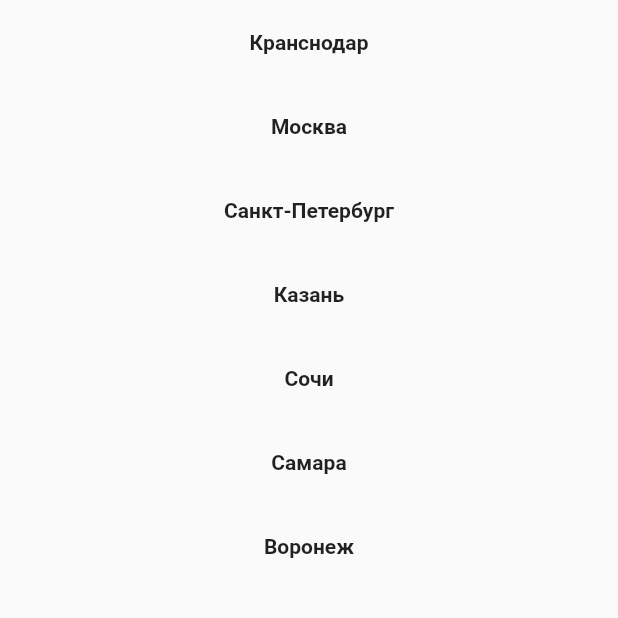
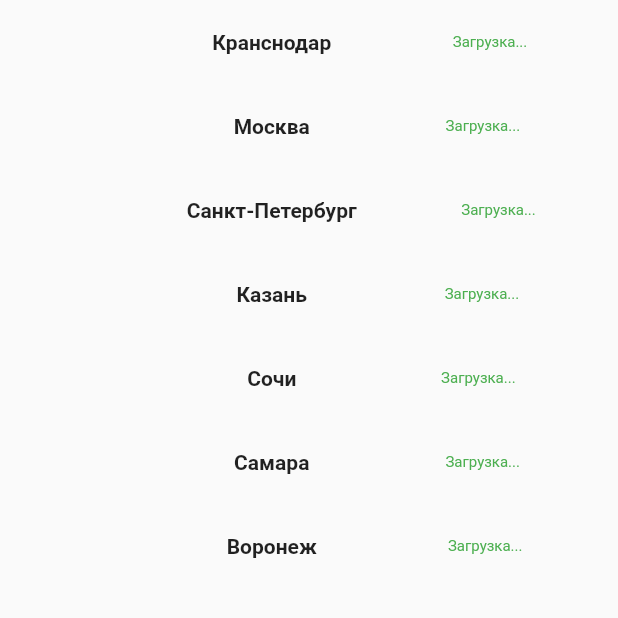
Before and after one commit to eaaniwezi/mini_weather_flutter_app, a Flutter app: the screen it shows after launch, on a phone screen of 412 x 824 dp, the top half of it. Run offline on Flutter 3.47's test engine with Material 2 defaults, Android fonts, the phone set to English and light mode, and no system bars; our stand-ins replace bloc, equatable, flutter_bloc, fluttertoast, get, internet_connection_checker.

```diff
--- /dev/null
+++ b/lib/bloc/network_event.dart
@@ -0,0 +1,15 @@
+part of 'network_bloc.dart';
+
+abstract class NetworkEvent extends Equatable {
+  const NetworkEvent();
+
+  @override
+  List<Object> get props => [];
+}
+
+class ListenConnection extends NetworkEvent {}
+
+class ConnectionChanged extends NetworkEvent {
+  final NetworkState connection;
+  const ConnectionChanged(this.connection);
+}
--- /dev/null
+++ b/lib/bloc/network_state.dart
@@ -0,0 +1,15 @@
+part of 'network_bloc.dart';
+
+abstract class NetworkState extends Equatable {
+  const NetworkState();
+
+  @override
+  List<Object> get props => [];
+}
+
+// class NetworkInitial extends NetworkState {}
+class ConnectionInitial extends NetworkState {}
+
+class ConnectionSuccess extends NetworkState {}
+
+class ConnectionFailure extends NetworkState {}
--- a/lib/main.dart
+++ b/lib/main.dart
@@ -1,23 +1,44 @@
 // ignore_for_file: prefer_const_constructors
 
+import 'package:get/get.dart';
 import 'package:flutter/material.dart';
+import 'package:flutter_bloc/flutter_bloc.dart';
+import 'package:mini_weather_app/bloc/network_bloc.dart';
 import 'package:mini_weather_app/screens/home_screen.dart';
+import 'package:mini_weather_app/screens/initial_screen.dart';
+import 'package:mini_weather_app/screens/no_internet_screen.dart';
 
 void main() {
-  runApp(const MyApp());
+  runApp(MultiBlocProvider(
+    providers: [
+      BlocProvider<NetworkBloc>(
+        create: (context) {
+          return NetworkBloc()..add(ListenConnection());
+        },
+      ),
+    ],
+    child: MyApp(),
+  ));
 }
 
 class MyApp extends StatelessWidget {
   const MyApp({Key? key}) : super(key: key);
   @override
   Widget build(BuildContext context) {
-    return MaterialApp(
+    return GetMaterialApp(
       debugShowCheckedModeBanner: false,
       title: "Mini Weather App",
-      theme: ThemeData(
-        primarySwatch: Colors.blue,
+      home: BlocBuilder<NetworkBloc, NetworkState>(
+        builder: (context, state) {
+          if (state is ConnectionFailure) {
+            return NoInternetScreen();
+          }
+          if (state is ConnectionSuccess) {
+            return HomeScreen();
+          }
+          return InitialScreen();
+        },
       ),
-      home: HomeScreen(),
     );
   }
 }
--- a/lib/screens/home_screen.dart
+++ b/lib/screens/home_screen.dart
@@ -2,6 +2,7 @@
 
 import 'package:flutter/material.dart';
 import 'package:mini_weather_app/models/city_model.dart';
+import 'package:mini_weather_app/widgets/city_item_widget.dart';
 
 class HomeScreen extends StatelessWidget {
   const HomeScreen({Key? key}) : super(key: key);
@@ -13,17 +14,7 @@ class HomeScreen extends StatelessWidget {
         itemCount: cityList.length,
         itemBuilder: ((context, index) {
           var cityModel = cityList[index];
-          return Center(
-            child: Padding(
-              padding: const EdgeInsets.all(20),
-              child: Text(
-                cityModel.name,
-                style: TextStyle(
-                  fontWeight: FontWeight.bold,
-                ),
-              ),
-            ),
-          );
+          return CityItemWidget(cityModel: cityModel);
         }),
       ),
     );
--- /dev/null
+++ b/lib/widgets/city_item_widget.dart
@@ -0,0 +1,37 @@
+// ignore_for_file: prefer_const_constructors
+
+import 'package:flutter/material.dart';
+import 'package:mini_weather_app/models/city_model.dart';
+
+class CityItemWidget extends StatelessWidget {
+  const CityItemWidget({
+    Key? key,
+    required this.cityModel,
+  }) : super(key: key);
+
+  final CityModel cityModel;
+
+  @override
+  Widget build(BuildContext context) {
+    return Center(
+      child: Padding(
+          padding: const EdgeInsets.all(20),
+          child: Row(
+            mainAxisAlignment: MainAxisAlignment.spaceAround,
+            children: [
+              Text(""),
+              Text(
+                cityModel.name,
+                style: TextStyle(
+                  fontWeight: FontWeight.bold,
+                ),
+              ),
+              Text(
+                "Загрузка...",
+                style: TextStyle(color: Colors.green, fontSize: 10),
+              )
+            ],
+          )),
+    );
+  }
+}
```
Also changed, not shown: lib/bloc/network_bloc.dart (added, +33 -0 lines), lib/repositories/show_toast.dart (added, +12 -0 lines), lib/screens/initial_screen.dart (added, +57 -0 lines), lib/screens/no_internet_screen.dart (added, +57 -0 lines), pubspec.yaml (+17 -2 lines), icons/error.png (added), icons/home.jpg (added), pubspec.lock.
